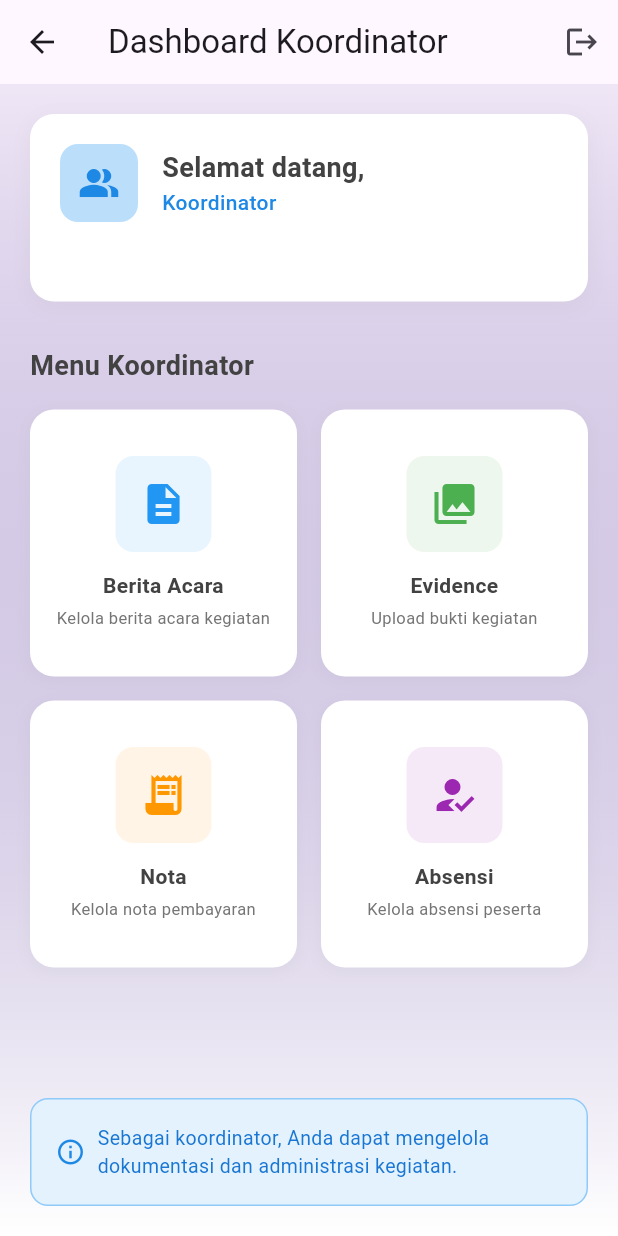
After one commit to yosuatarigan/management-event, a Flutter app: the CoordinatorDashboard screen opened directly, after a tap on the "logout" icon, on a phone screen of 412 x 824 dp. The commit adds this screen. Run offline on Flutter 3.47's test engine with Material 3 defaults, Android fonts, the phone set to English and light mode, and no system bars; our stand-ins replace cloud_firestore, firebase_auth, firebase_core; accounts and stored records are empty.

Commit message:
sudah ada kordinator dashboard awal

```diff
--- a/lib/authwrapper.dart
+++ b/lib/authwrapper.dart
@@ -1,5 +1,6 @@
 import 'package:flutter/material.dart';
 import 'package:firebase_auth/firebase_auth.dart';
+import 'package:management_event/cordinator_dashboard.dart';
 import 'login_page.dart';
 import 'home_page.dart';
 import 'admin_dashboard.dart';
@@ -183,8 +184,7 @@
         return AdminDashboard();
 
       case UserRole.koordinator:
-        // Bisa dikembangkan dengan dashboard khusus koordinator
-        return HomePage(userRole: user.role);
+        return CoordinatorDashboard();
 
       case UserRole.approver:
         // Bisa dikembangkan dengan dashboard khusus approver
--- /dev/null
+++ b/lib/cordinator_dashboard.dart
@@ -0,0 +1,316 @@
+import 'package:flutter/material.dart';
+import 'package:firebase_auth/firebase_auth.dart';
+import 'user_service.dart';
+import 'user_model.dart';
+
+class CoordinatorDashboard extends StatefulWidget {
+  @override
+  _CoordinatorDashboardState createState() => _CoordinatorDashboardState();
+}
+
+class _CoordinatorDashboardState extends State<CoordinatorDashboard> {
+  UserModel? currentUser;
+  bool _isLoading = true;
+
+  @override
+  void initState() {
+    super.initState();
+    _loadCurrentUser();
+  }
+
+  Future<void> _loadCurrentUser() async {
+    try {
+      currentUser = await UserService.getCurrentUser();
+    } catch (e) {
+      print('Error loading user: $e');
+    }
+    setState(() => _isLoading = false);
+  }
+
+  Future<void> _signOut() async {
+    try {
+      await FirebaseAuth.instance.signOut();
+    } catch (e) {
+      ScaffoldMessenger.of(context).showSnackBar(
+        SnackBar(content: Text('Error signing out')),
+      );
+    }
+  }
+
+  @override
+  Widget build(BuildContext context) {
+    if (_isLoading) {
+      return Scaffold(
+        body: Center(child: CircularProgressIndicator()),
+      );
+    }
+
+    return Scaffold(
+      appBar: AppBar(
+        title: Text('Dashboard Koordinator'),
+        elevation: 0,
+        actions: [
+          IconButton(
+            onPressed: _signOut,
+            icon: Icon(Icons.logout),
+            tooltip: 'Logout',
+          ),
+        ],
+      ),
+      body: Container(
+        decoration: BoxDecoration(
+          gradient: LinearGradient(
+            begin: Alignment.topCenter,
+            end: Alignment.bottomCenter,
+            colors: [
+              Theme.of(context).primaryColor.withOpacity(0.1),
+              Colors.white,
+            ],
+          ),
+        ),
+        child: SafeArea(
+          child: Padding(
+            padding: EdgeInsets.all(20),
+            child: Column(
+              crossAxisAlignment: CrossAxisAlignment.start,
+              children: [
+                // Welcome Card
+                Container(
+                  width: double.infinity,
+                  padding: EdgeInsets.all(20),
+                  decoration: BoxDecoration(
+                    color: Colors.white,
+                    borderRadius: BorderRadius.circular(16),
+                    boxShadow: [
+                      BoxShadow(
+                        color: Colors.grey.withOpacity(0.1),
+                        spreadRadius: 1,
+                        blurRadius: 10,
+                        offset: Offset(0, 3),
+                      ),
+                    ],
+                  ),
+                  child: Column(
+                    crossAxisAlignment: CrossAxisAlignment.start,
+                    children: [
+                      Row(
+                        children: [
+                          Container(
+                            padding: EdgeInsets.all(12),
+                            decoration: BoxDecoration(
+                              color: Colors.blue.shade100,
+                              borderRadius: BorderRadius.circular(12),
+                            ),
+                            child: Icon(
+                              Icons.people_alt,
+                              color: Colors.blue.shade600,
+                              size: 28,
+                            ),
+                          ),
+                          SizedBox(width: 16),
+                          Expanded(
+                            child: Column(
+                              crossAxisAlignment: CrossAxisAlignment.start,
+                              children: [
+                                Text(
+                                  'Selamat datang, ${currentUser?.name ?? 'Koordinator'}',
+                                  style: TextStyle(
+                                    fontSize: 18,
+                                    fontWeight: FontWeight.bold,
+                                    color: Colors.grey.shade800,
+                                  ),
+                                ),
+                                Text(
+                                  'Koordinator',
+                                  style: TextStyle(
+                                    color: Colors.blue.shade600,
+                                    fontWeight: FontWeight.w500,
+                                  ),
+                                ),
+                              ],
+                            ),
+                          ),
+                        ],
+                      ),
+                      SizedBox(height: 12),
+                      Text(
+                        currentUser?.email ?? '',
+                        style: TextStyle(
+                          color: Colors.grey.shade600,
+                        ),
+                      ),
+                    ],
+                  ),
+                ),
+
+                SizedBox(height: 30),
+
+                Text(
+                  'Menu Koordinator',
+                  style: TextStyle(
+                    fontSize: 18,
+                    fontWeight: FontWeight.bold,
+                    color: Colors.grey.shade800,
+                  ),
+                ),
+
+                SizedBox(height: 16),
+
+                // Menu Grid
+                Expanded(
+                  child: GridView.count(
+                    crossAxisCount: 2,
+                    crossAxisSpacing: 16,
+                    mainAxisSpacing: 16,
+                    children: [
+                      _buildMenuCard(
+                        icon: Icons.description,
+                        title: 'Berita Acara',
+                        subtitle: 'Kelola berita acara kegiatan',
+                        color: Colors.blue,
+                        onTap: () {
+                          ScaffoldMessenger.of(context).showSnackBar(
+                            SnackBar(content: Text('Coming Soon - Berita Acara')),
+                          );
+                        },
+                      ),
+                      _buildMenuCard(
+                        icon: Icons.photo_library,
+                        title: 'Evidence',
+                        subtitle: 'Upload bukti kegiatan',
+                        color: Colors.green,
+                        onTap: () {
+                          ScaffoldMessenger.of(context).showSnackBar(
+                            SnackBar(content: Text('Coming Soon - Evidence')),
+                          );
+                        },
+                      ),
+                      _buildMenuCard(
+                        icon: Icons.receipt_long,
+                        title: 'Nota',
+                        subtitle: 'Kelola nota pembayaran',
+                        color: Colors.orange,
+                        onTap: () {
+                          ScaffoldMessenger.of(context).showSnackBar(
+                            SnackBar(content: Text('Coming Soon - Nota')),
+                          );
+                        },
+                      ),
+                      _buildMenuCard(
+                        icon: Icons.how_to_reg,
+                        title: 'Absensi',
+                        subtitle: 'Kelola absensi peserta',
+                        color: Colors.purple,
+                        onTap: () {
+                          ScaffoldMessenger.of(context).showSnackBar(
+                            SnackBar(content: Text('Coming Soon - Absensi')),
+                          );
+                        },
+                      ),
+                    ],
+                  ),
+                ),
+
+                // Info Card
+                Container(
+                  width: double.infinity,
+                  padding: EdgeInsets.all(16),
+                  decoration: BoxDecoration(
+                    color: Colors.blue.shade50,
+                    borderRadius: BorderRadius.circular(12),
+                    border: Border.all(color: Colors.blue.shade200),
+                  ),
+                  child: Row(
+                    children: [
+                      Icon(
+                        Icons.info_outline,
+                        color: Colors.blue.shade600,
+                        size: 20,
+                      ),
+                      SizedBox(width: 8),
+                      Expanded(
+                        child: Text(
+                          'Sebagai koordinator, Anda dapat mengelola dokumentasi dan administrasi kegiatan.',
+                          style: TextStyle(
+                            color: Colors.blue.shade700,
+                            fontSize: 13,
+                          ),
+                        ),
+                      ),
+                    ],
+                  ),
+                ),
+              ],
+            ),
+          ),
+        ),
+      ),
+    );
+  }
+
+  Widget _buildMenuCard({
+    required IconData icon,
+    required String title,
+    required String subtitle,
+    required Color color,
+    required VoidCallback onTap,
+  }) {
+    return GestureDetector(
+      onTap: onTap,
+      child: Container(
+        decoration: BoxDecoration(
+          color: Colors.white,
+          borderRadius: BorderRadius.circular(16),
+          boxShadow: [
+            BoxShadow(
+              color: Colors.grey.withOpacity(0.1),
+              spreadRadius: 1,
+              blurRadius: 8,
+              offset: Offset(0, 2),
+            ),
+          ],
+        ),
+        child: Padding(
+          padding: EdgeInsets.all(16),
+          child: Column(
+            mainAxisAlignment: MainAxisAlignment.center,
+            children: [
+              Container(
+                padding: EdgeInsets.all(16),
+                decoration: BoxDecoration(
+                  color: color.withOpacity(0.1),
+                  borderRadius: BorderRadius.circular(12),
+                ),
+                child: Icon(
+                  icon,
+                  color: color,
+                  size: 32,
+                ),
+              ),
+              SizedBox(height: 12),
+              Text(
+                title,
+                style: TextStyle(
+                  fontWeight: FontWeight.bold,
+                  fontSize: 14,
+                  color: Colors.grey.shade800,
+                ),
+                textAlign: TextAlign.center,
+              ),
+              SizedBox(height: 4),
+              Text(
+                subtitle,
+                style: TextStyle(
+                  color: Colors.grey.shade600,
+                  fontSize: 11,
+                ),
+                textAlign: TextAlign.center,
+                maxLines: 2,
+              ),
+            ],
+          ),
+        ),
+      ),
+    );
+  }
+}
```
